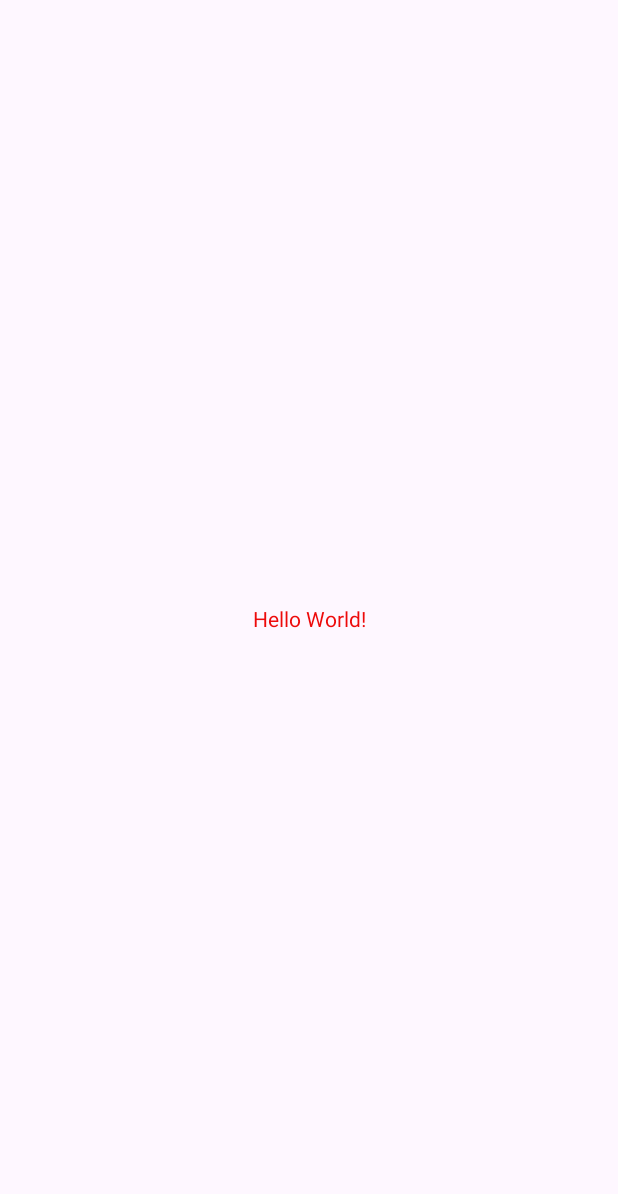
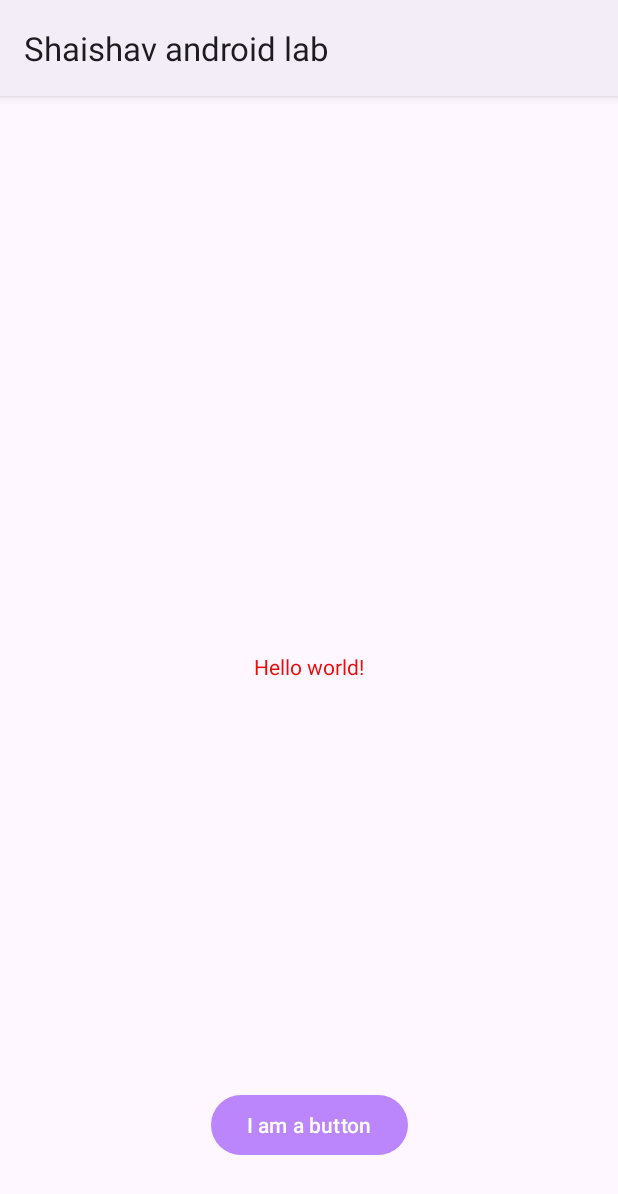
Before and after one commit to ShaishavGoyal/Shaishav_android_lab, an Android app: the screen it shows after launch (MainActivity), on a phone screen of 412 x 824 dp. Before the commit the part shown is almost empty. Shown: the top 1194 px of the screen. Run offline under Robolectric (Android 15) with nearby library versions, the phone set to English and light mode, and no system bars.

Commit message:
Third commit: added a button and french language support

```diff
--- a/app/src/main/res/layout/activity_main.xml
+++ b/app/src/main/res/layout/activity_main.xml
@@ -9,10 +9,20 @@
     <TextView
         android:layout_width="wrap_content"
         android:layout_height="wrap_content"
-        android:text="Hello World!"
+        android:text="@string/hello_message"
         app:layout_constraintBottom_toBottomOf="parent"
         app:layout_constraintEnd_toEndOf="parent"
         app:layout_constraintStart_toStartOf="parent"
         app:layout_constraintTop_toTopOf="parent" />
 
+    <Button
+        android:layout_width="wrap_content"
+        android:layout_height="wrap_content"
+        android:layout_marginBottom="50dp"
+        android:text="@string/button_message"
+        app:layout_constraintBottom_toBottomOf="parent"
+        app:layout_constraintEnd_toEndOf="parent"
+        app:layout_constraintHorizontal_bias="0.5"
+        app:layout_constraintStart_toStartOf="parent" />
+
 </androidx.constraintlayout.widget.ConstraintLayout>
--- a/app/src/main/res/values/strings.xml
+++ b/app/src/main/res/values/strings.xml
@@ -1,3 +1,5 @@
 <resources>
     <string name="app_name">Shaishav android lab</string>
+    <string name="hello_message">Hello world!</string>
+    <string name="button_message">I am a button</string>
 </resources>
--- a/app/src/main/res/values/themes.xml
+++ b/app/src/main/res/values/themes.xml
@@ -1,6 +1,6 @@
 <resources xmlns:tools="http://schemas.android.com/tools">
     <!-- Base application theme. -->
-    <style name="Base.Theme.ShaishavAndroidLab" parent="Theme.Material3.DayNight.NoActionBar">
+    <style name="Base.Theme.ShaishavAndroidLab" parent="Theme.Material3.DayNight">
         <!-- Customize your light theme here. -->
         <!-- <item name="colorPrimary">@color/my_light_primary</item> -->
         <item name="colorPrimary">@color/my_primary</item>
```
Also changed, not shown: 1 other file.
